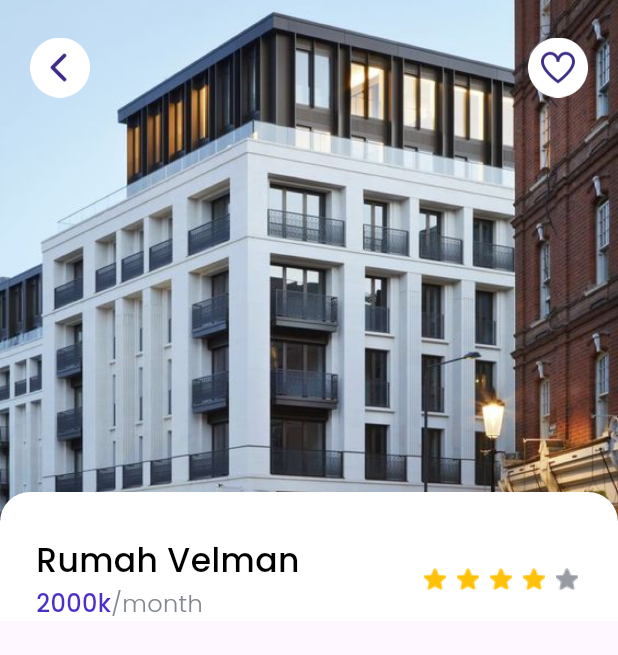
After one commit to martinhlw/fullstack_flutter_firebase_find_house_app, a Flutter app: the HomePage screen opened directly, after a tap on an icon or button, on a phone screen of 412 x 824 dp. The commit adds this screen. Shown: the top 655 px of the screen. Run offline on Flutter 3.47's test engine with Material 3 defaults, Android fonts, the phone set to English and light mode, and no system bars; our stand-ins replace google_fonts.

Commit message:
taking a bath

```diff
--- /dev/null
+++ b/find_house_app/lib/pages/detail_page.dart
@@ -0,0 +1,145 @@
+import "package:find_house_app/theme.dart";
+import "package:flutter/material.dart";
+
+class DetailPage extends StatelessWidget {
+  @override
+  Widget build(BuildContext context) {
+    return Scaffold(
+      body: SafeArea(
+        bottom: false,
+        child: Stack(
+          children: [
+            Image.asset(
+              'assets/images/thumbnail.png',
+              width: MediaQuery.of(context).size.width,
+              height: 400,
+              fit: BoxFit.cover,
+            ),
+            Padding(
+              padding: EdgeInsets.symmetric(
+                horizontal: 20,
+                vertical: 25,
+              ),
+              child: Row(
+                mainAxisAlignment: MainAxisAlignment.spaceBetween,
+                children: [
+                  InkWell(
+                    onTap: () {
+                      Navigator.pop(context);
+                    },
+                    child: Image.asset(
+                      'assets/images/btn_back.png',
+                      width: 40,
+                    ),
+                  ),
+                  Image.asset(
+                    'assets/images/btn_wishlist.png',
+                    width: 40,
+                  ),
+                ],
+              ),
+            ),
+            ListView(
+              children: [
+                SizedBox(
+                  height: 328,
+                ),
+                Container(
+                  width: MediaQuery.of(context).size.width,
+                  decoration: BoxDecoration(
+                    borderRadius:
+                        BorderRadius.vertical(top: Radius.circular(20)),
+                    color: whiteColor,
+                  ),
+                  child: Column(
+                    children: [
+                      SizedBox(
+                        height: 30,
+                      ),
+                      Padding(
+                        padding: EdgeInsets.symmetric(
+                          horizontal: edge,
+                        ),
+                        child: Row(
+                          mainAxisAlignment: MainAxisAlignment.spaceBetween,
+                          children: [
+                            Column(
+                              crossAxisAlignment: CrossAxisAlignment.start,
+                              children: [
+                                Text(
+                                  'Rumah Velman',
+                                  style: blackTextStyle.copyWith(
+                                    fontSize: 22,
+                                  ),
+                                ),
+                                SizedBox(
+                                  height: 2,
+                                ),
+                                Text.rich(
+                                  TextSpan(
+                                      text: '2000k',
+                                      style: purpleTextStyle.copyWith(
+                                        fontSize: 16,
+                                      ),
+                                      children: [
+                                        TextSpan(
+                                          text: '/month',
+                                          style: greyTextStyle.copyWith(
+                                            fontSize: 16,
+                                          ),
+                                        ),
+                                      ]),
+                                ),
+                              ],
+                            ),
+                            Row(
+                              children: [
+                                Image.asset(
+                                  'assets/images/star_icon.png',
+                                  width: 20,
+                                  ),
+                                  SizedBox(
+                                    width: 2,
+                                  ),
+                                  Image.asset(
+                                  'assets/images/star_icon.png',
+                                  width: 20,
+                                  ),
+                                  SizedBox(
+                                    width: 2,
+                                  ),
+                                  Image.asset(
+                                  'assets/images/star_icon.png',
+                                  width: 20,
+                                  ),
+                                  SizedBox(
+                                    width: 2,
+                                  ),
+                                  Image.asset(
+                                  'assets/images/star_icon.png',
+                                  width: 20,
+                                  ),
+                                  SizedBox(
+                                    width: 2,
+                                  ),
+                                  Image.asset(
+                                  'assets/images/star_icon.png',
+                                  width: 20,
+                                  color: Color(0xff989BA1)
+                                  ),
+                              ],
+                            ),
+                          ],
+                        ),
+                      ),
+                    ],
+                  ),
+                ),
+              ],
+            ),
+          ],
+        ),
+      ),
+    );
+  }
+}
--- a/find_house_app/lib/widgets/space_card.dart
+++ b/find_house_app/lib/widgets/space_card.dart
@@ -1,4 +1,5 @@
 import 'package:find_house_app/models/space.dart';
+import 'package:find_house_app/pages/detail_page.dart';
 import 'package:find_house_app/theme.dart';
 import 'package:flutter/material.dart';
 
@@ -10,7 +11,16 @@ class SpaceCard extends StatelessWidget {
 
   @override
   Widget build(BuildContext context) {
-    return Row(
+    return InkWell(
+      onTap: (){
+        Navigator.push(
+          context,
+          MaterialPageRoute(
+            builder: (context) => DetailPage(),
+          ),
+          );
+      },
+      child: Row(
         children: [
           ClipRRect(
             borderRadius: BorderRadius.circular(18),
@@ -96,6 +106,7 @@ class SpaceCard extends StatelessWidget {
             ],
           ),
         ],
+      ),
     );
   }
 }
```
Also changed, not shown: find_house_app/assets/images/btn_back.png (added), find_house_app/assets/images/btn_wishlist.png (added), find_house_app/assets/images/thumbnail.png (added). Lines whose indentation alone changed are shown as unchanged.
